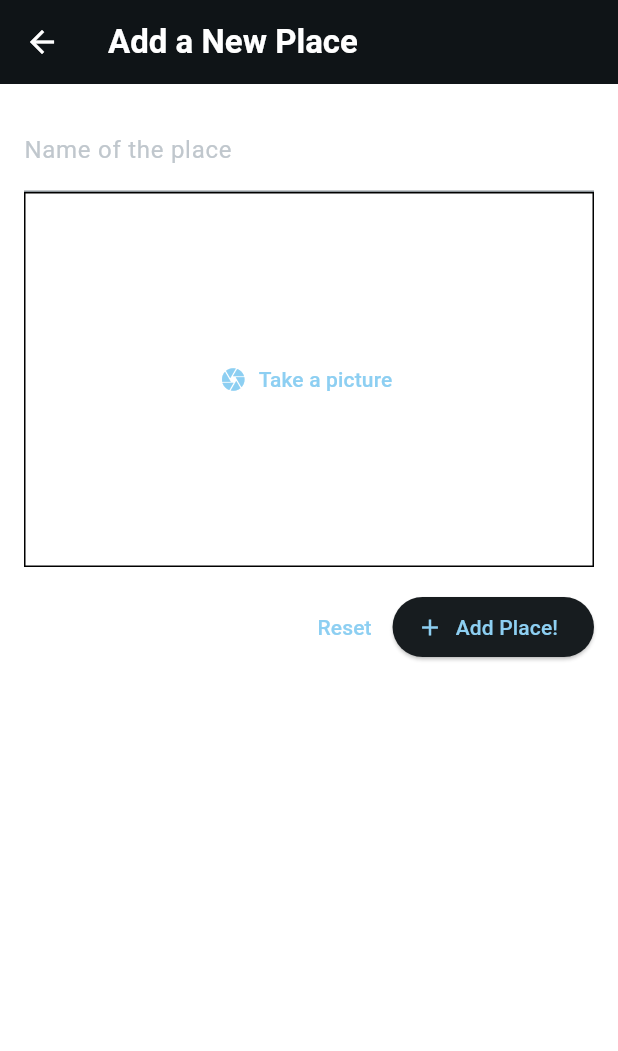
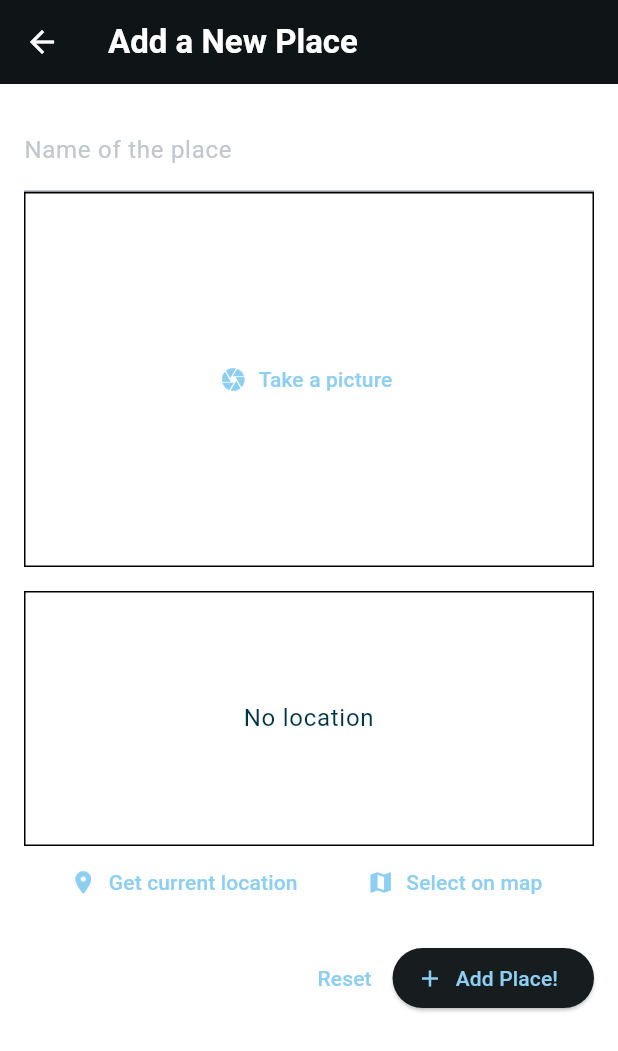
Before and after one commit to aezakmi7/favorite-places-app, a Flutter app: the AddPlaceScreen screen opened directly, after a tap on "Take a picture", on a phone screen of 412 x 824 dp. Shown: the top 1051 px of the screen. Run offline on Flutter 3.47's test engine with Material 3 defaults, Android fonts, the phone set to English and light mode, and no system bars; our stand-ins replace flutter_riverpod, google_fonts, image_picker, location.

Commit message:
Implemented image input

```diff
--- a/lib/models/place_model.dart
+++ b/lib/models/place_model.dart
@@ -1,3 +1,5 @@
+import 'dart:io';
+
 import 'package:uuid/uuid.dart';
 
 const uuid = Uuid();
@@ -5,8 +7,10 @@ const uuid = Uuid();
 class Place {
   Place({
     required this.title,
+    required this.image,
   }) : id = uuid.v4();
 
   final String id;
   final String title;
+  final File image;
 }
--- a/lib/providers/user_places.dart
+++ b/lib/providers/user_places.dart
@@ -1,11 +1,13 @@
+import 'dart:io';
+
 import 'package:favorite_places_app/models/place_model.dart';
 import 'package:flutter_riverpod/flutter_riverpod.dart';
 
 class UserPlacesNotifier extends StateNotifier<List<Place>> {
   UserPlacesNotifier() : super(const []);
 
-  void addPlace(String title) {
-    final newPlace = Place(title: title);
+  void addPlace(String title, File image) {
+    final newPlace = Place(title: title, image: image);
     state = [newPlace, ...state];
   }
 }
--- a/lib/screens/add_place_screen.dart
+++ b/lib/screens/add_place_screen.dart
@@ -1,5 +1,8 @@
+import 'dart:io';
+
 import 'package:favorite_places_app/providers/user_places.dart';
 import 'package:favorite_places_app/widgets/image_input.dart';
+import 'package:favorite_places_app/widgets/location_input.dart';
 import 'package:flutter/material.dart';
 import 'package:flutter_riverpod/flutter_riverpod.dart';
 
@@ -12,15 +15,18 @@ class AddPlaceScreen extends ConsumerStatefulWidget {
 
 class _AddPlaceScreenState extends ConsumerState<AddPlaceScreen> {
   final _titleController = TextEditingController();
+  File? _selectedImage;
 
   void _savePlace() {
     final enteredTitle = _titleController.text;
 
-    if (enteredTitle.isEmpty) {
+    if (enteredTitle.isEmpty || _selectedImage == null) {
       return;
     }
 
-    ref.read(userPlacesProvider.notifier).addPlace(enteredTitle);
+    ref
+        .read(userPlacesProvider.notifier)
+        .addPlace(enteredTitle, _selectedImage!);
 
     Navigator.of(context).pop();
   }
@@ -47,7 +53,15 @@ class _AddPlaceScreenState extends ConsumerState<AddPlaceScreen> {
               ),
               controller: _titleController,
             ),
-            ImageInput(),
+            ImageInput(
+              onPickImage: (image) {
+                _selectedImage = image;
+              },
+            ),
+            const SizedBox(
+              height: 16,
+            ),
+            LocationInput(),
             const SizedBox(height: 16),
             Row(
               children: [
--- a/lib/widgets/image_input.dart
+++ b/lib/widgets/image_input.dart
@@ -1,23 +1,59 @@
+import 'dart:io';
+
 import 'package:flutter/material.dart';
 import 'package:image_picker/image_picker.dart';
 
 class ImageInput extends StatefulWidget {
-  const ImageInput({super.key});
+  const ImageInput({
+    super.key,
+    required this.onPickImage,
+  });
+
+  final void Function(File image) onPickImage;
 
   @override
   State<ImageInput> createState() => _ImageInputState();
 }
 
 class _ImageInputState extends State<ImageInput> {
+  File? _selectedImage;
+
   void _takePicture() async {
     final imagePicker = ImagePicker();
-    final pickedImage = await imagePicker
-        .pickImage(source: ImageSource.camera, maxWidth: 600)
-        .then((image) {});
+    final pickedImage =
+        await imagePicker.pickImage(source: ImageSource.camera, maxWidth: 600);
+
+    if (pickedImage == null) {
+      return;
+    }
+
+    setState(() {
+      _selectedImage = File(pickedImage.path);
+    });
+
+    widget.onPickImage(_selectedImage!);
   }
 
   @override
   Widget build(BuildContext context) {
+    Widget content = TextButton.icon(
+      icon: const Icon(Icons.camera),
+      label: const Text('Take a picture'),
+      onPressed: _takePicture,
+    );
+
+    if (_selectedImage != null) {
+      content = GestureDetector(
+        onTap: _takePicture,
+        child: Image.file(
+          _selectedImage!,
+          fit: BoxFit.cover,
+          width: double.infinity,
+          height: double.infinity,
+        ),
+      );
+    }
+
     return Container(
       decoration: BoxDecoration(
         border: Border.all(color: Colors.black, width: 1.0),
@@ -25,11 +61,7 @@ class _ImageInputState extends State<ImageInput> {
       height: 250,
       width: double.infinity,
       alignment: Alignment.center,
-      child: TextButton.icon(
-        icon: const Icon(Icons.camera),
-        label: const Text('Take a picture'),
-        onPressed: _takePicture,
-      ),
+      child: content,
     );
   }
 }
--- /dev/null
+++ b/lib/widgets/location_input.dart
@@ -0,0 +1,75 @@
+import 'package:flutter/material.dart';
+import 'package:location/location.dart';
+
+class LocationInput extends StatefulWidget {
+  const LocationInput({super.key});
+
+  @override
+  State<LocationInput> createState() => _LocationInputState();
+}
+
+class _LocationInputState extends State<LocationInput> {
+  void _getCurrentLocation() async {
+    Location location = Location();
+
+    bool serviceEnabled;
+    PermissionStatus permissionGranted;
+    LocationData locationData;
+
+    serviceEnabled = await location.serviceEnabled();
+    if (!serviceEnabled) {
+      serviceEnabled = await location.requestService();
+      if (!serviceEnabled) {
+        return;
+      }
+    }
+
+    permissionGranted = await location.hasPermission();
+    if (permissionGranted == PermissionStatus.denied) {
+      permissionGranted = await location.requestPermission();
+      if (permissionGranted != PermissionStatus.granted) {
+        return;
+      }
+    }
+
+    locationData = await location.getLocation();
+  }
+
+  @override
+  Widget build(BuildContext context) {
+    return Column(
+      children: [
+        Container(
+          height: 170,
+          width: double.infinity,
+          alignment: Alignment.center,
+          decoration: BoxDecoration(
+            border: Border.all(color: Colors.black, width: 1.0),
+          ),
+          child: Text(
+            'No location',
+            textAlign: TextAlign.center,
+            style: Theme.of(context).textTheme.bodyLarge!.copyWith(
+                  color: Theme.of(context).colorScheme.onPrimary,
+                ),
+          ),
+        ),
+        Row(
+          mainAxisAlignment: MainAxisAlignment.spaceEvenly,
+          children: [
+            TextButton.icon(
+              icon: const Icon(Icons.location_on),
+              onPressed: () {},
+              label: const Text('Get current location'),
+            ),
+            TextButton.icon(
+              icon: const Icon(Icons.map),
+              onPressed: () {},
+              label: const Text('Select on map'),
+            ),
+          ],
+        ),
+      ],
+    );
+  }
+}
--- a/lib/widgets/places_list.dart
+++ b/lib/widgets/places_list.dart
@@ -27,6 +27,12 @@ class PlacesList extends StatelessWidget {
     return ListView.builder(
       itemCount: places.length,
       itemBuilder: (context, index) => ListTile(
+        leading: CircleAvatar(
+          radius: 26,
+          backgroundImage: FileImage(
+            places[index].image,
+          ),
+        ),
         onTap: () {
           Navigator.of(context).push(
             MaterialPageRoute(
--- a/pubspec.yaml
+++ b/pubspec.yaml
@@ -39,6 +39,7 @@ dependencies:
   flutter_riverpod: ^2.5.1
   uuid: ^4.4.0
   image_picker: ^1.1.2
+  location: ^7.0.0
 
 dev_dependencies:
   flutter_test:
```
Also changed, not shown: lib/screens/place_detail.dart (+9 -8 lines), lib/screens/places_screen.dart (+6 -1 lines), pubspec.lock, 2 other files.
